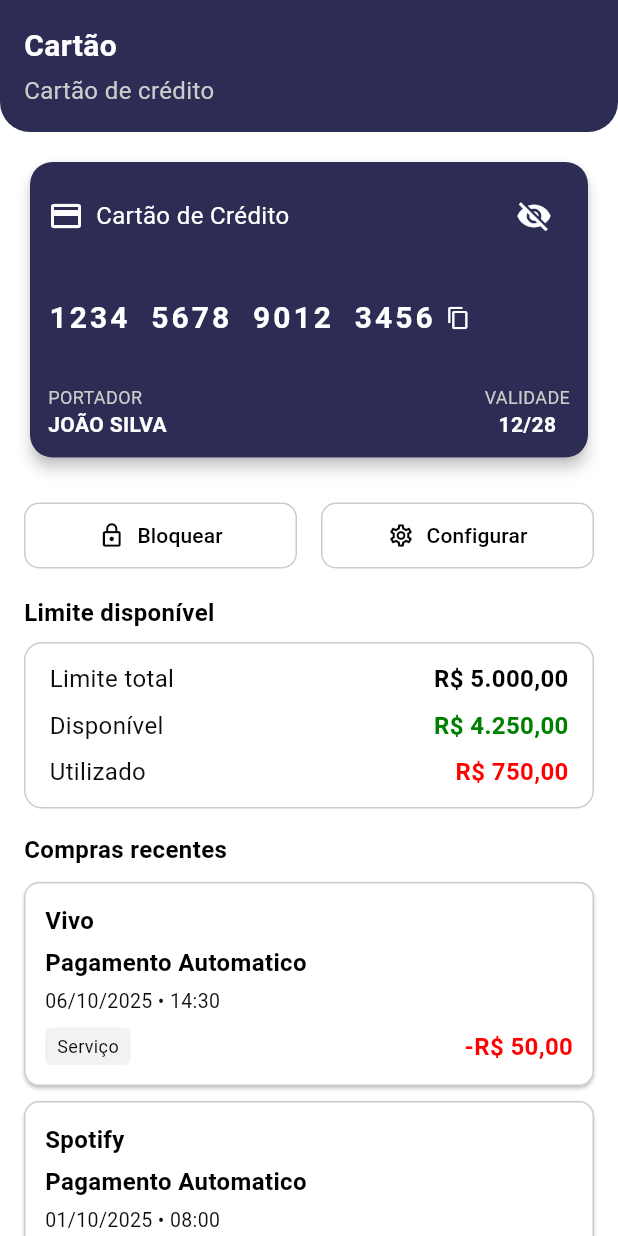
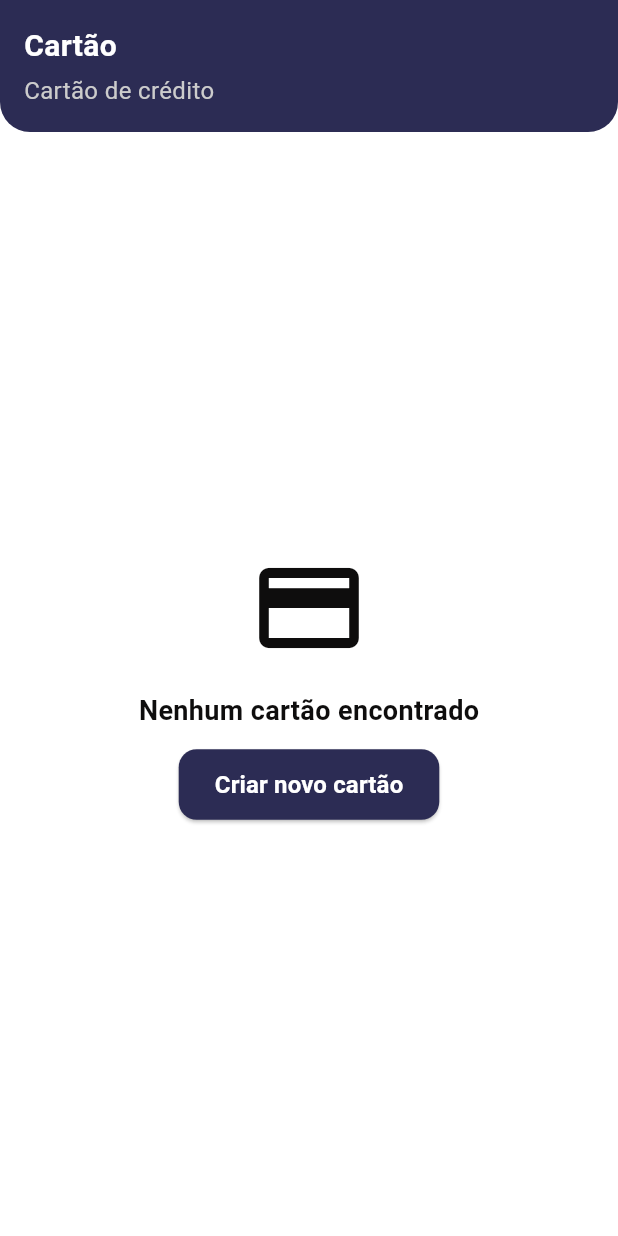
Before and after one commit to usantos/finance_app, a Flutter app: the CreditCardScreen screen opened directly, on a phone screen of 412 x 824 dp. Run offline on Flutter 3.47's test engine with Material 3 defaults, Android fonts, the phone set to English and light mode, and no system bars; our stand-ins replace another_flushbar, dio, get_it, pdf, pinput, qr_flutter and 2 more; missing offline and left inert: skeletons_forked; accounts and stored records are empty.

Commit message:
falta terminar de fazer a criação de cartão

```diff
--- a/lib/data/datasources/transaction_remote_datasource.dart
+++ b/lib/data/datasources/transaction_remote_datasource.dart
@@ -48,4 +48,9 @@ abstract class TransactionRemoteDataSource {
     String transferPassword,
     String userId,
   );
+
+  Future<Map<String, dynamic>> createCreditCard(String accountId, String name, String password, double limit);
+
+  Future<List<Map<String, dynamic>>> getCreditCardByAccountId(String accountId);
+
 }
--- a/lib/domain/repositories/transaction_repository.dart
+++ b/lib/domain/repositories/transaction_repository.dart
@@ -48,4 +48,8 @@ abstract class TransactionRepository {
     String transferPassword,
     String userId,
   );
+
+  Future<Map<String, dynamic>> createCreditCard(String accountId, String name, String password, double limit);
+
+  Future<List<Map<String, dynamic>>> getCreditCardByAccountId(String accountId);
 }
--- a/lib/presentation/screens/credit_card_screen.dart
+++ b/lib/presentation/screens/credit_card_screen.dart
@@ -1,6 +1,9 @@
+import 'package:financial_app/core/injection_container.dart';
 import 'package:financial_app/core/theme/app_colors.dart';
 import 'package:financial_app/core/utils.dart';
+import 'package:financial_app/presentation/viewmodels/transaction_viewmodel.dart';
 import 'package:flutter/material.dart';
+import 'package:provider/provider.dart';
 import 'components/custom_appbar.dart';
 import 'components/transaction_card.dart';
 
@@ -14,12 +17,13 @@ class CreditCardScreen extends StatefulWidget {
 }
 
 class _CreditCardScreenState extends State<CreditCardScreen> {
+  final _transactionViewModel = sl.get<TransactionViewModel>();
   bool _showCardDetails = true;
 
   final List<Transaction> _transactions = [
     Transaction(
       name: 'Vivo',
-      description: 'Pagamento Automatico',
+      description: 'Pagamento Automático',
       date: DateTime(2025, 10, 6),
       time: const TimeOfDay(hour: 14, minute: 30),
       amount: 50.00,
@@ -28,7 +32,7 @@ class _CreditCardScreenState extends State<CreditCardScreen> {
     ),
     Transaction(
       name: 'Spotify',
-      description: 'Pagamento Automatico',
+      description: 'Pagamento Automático',
       date: DateTime(2025, 10, 1),
       time: const TimeOfDay(hour: 8, minute: 0),
       amount: 35.00,
@@ -46,11 +50,22 @@ class _CreditCardScreenState extends State<CreditCardScreen> {
   ];
 
   @override
+  void initState() {
+    super.initState();
+    _transactionViewModel.getCreditCardByAccountId();
+  }
+
+  @override
   Widget build(BuildContext context) {
+    return Consumer<TransactionViewModel>(
+      builder: (context, transactionViewModel, child) {
+        final creditCard = transactionViewModel.creditCard;
+
         return Scaffold(
           backgroundColor: AppColors.white,
           appBar: CustomAppbar(title: widget.title, description: widget.description),
-      body: SingleChildScrollView(
+          body: creditCard.isNotEmpty
+              ? SingleChildScrollView(
             child: Column(
               crossAxisAlignment: CrossAxisAlignment.start,
               children: [
@@ -60,7 +75,10 @@ class _CreditCardScreenState extends State<CreditCardScreen> {
                     elevation: 4,
                     shape: RoundedRectangleBorder(borderRadius: BorderRadius.circular(15)),
                     child: Container(
-                  decoration: BoxDecoration(color: AppColors.primary, borderRadius: BorderRadius.circular(15)),
+                      decoration: BoxDecoration(
+                        color: AppColors.primary,
+                        borderRadius: BorderRadius.circular(15),
+                      ),
                       padding: const EdgeInsets.all(12.0),
                       child: Column(
                         crossAxisAlignment: CrossAxisAlignment.start,
@@ -72,7 +90,10 @@ class _CreditCardScreenState extends State<CreditCardScreen> {
                                 children: [
                                   Icon(Icons.credit_card, color: AppColors.white),
                                   SizedBox(width: 8),
-                              Text('Cartão de Crédito', style: TextStyle(color: AppColors.white, fontSize: 16)),
+                                  Text(
+                                    'Cartão de Crédito',
+                                    style: TextStyle(color: AppColors.white, fontSize: 16),
+                                  ),
                                 ],
                               ),
                               IconButton(
@@ -89,16 +110,26 @@ class _CreditCardScreenState extends State<CreditCardScreen> {
                             ],
                           ),
                           const SizedBox(height: 20),
-
                           TextButton(
                             onPressed: _showCardDetails
-                            ? () => {Utils.copiarTexto(context, '1234 5678 9012 3456', 'Cartão copiado com sucesso')}
+                                ? () {
+                              Utils.copiarTexto(
+                                context,
+                                '1234 5678 9012 3456',
+                                'Cartão copiado com sucesso',
+                              );
+                            }
                                 : null,
-                        style: TextButton.styleFrom(fixedSize: const Size(300, 40), padding: EdgeInsets.zero),
+                            style: TextButton.styleFrom(
+                              fixedSize: const Size(300, 40),
+                              padding: EdgeInsets.zero,
+                            ),
                             child: Row(
                               children: [
                                 Text(
-                              _showCardDetails ? '1234  5678  9012  3456' : '****  ****  ****  3456',
+                                  _showCardDetails
+                                      ? '1234  5678  9012  3456'
+                                      : '****  ****  ****  3456',
                                   style: const TextStyle(
                                     color: AppColors.white,
                                     fontSize: 20,
@@ -107,7 +138,8 @@ class _CreditCardScreenState extends State<CreditCardScreen> {
                                   ),
                                 ),
                                 const SizedBox(width: 8),
-                            _showCardDetails ? Icon(Icons.copy, size: 16, color: AppColors.white) : SizedBox.shrink(),
+                                if (_showCardDetails)
+                                  const Icon(Icons.copy, size: 16, color: AppColors.white),
                               ],
                             ),
                           ),
@@ -117,20 +149,28 @@ class _CreditCardScreenState extends State<CreditCardScreen> {
                             children: [
                               Column(
                                 crossAxisAlignment: CrossAxisAlignment.start,
-                            children: [
+                                children: const [
                                   Text('PORTADOR', style: TextStyle(color: AppColors.grey, fontSize: 12)),
-                              const Text(
+                                  Text(
                                     'JOÃO SILVA',
-                                style: TextStyle(color: AppColors.white, fontSize: 14, fontWeight: FontWeight.bold),
+                                    style: TextStyle(
+                                      color: AppColors.white,
+                                      fontSize: 14,
+                                      fontWeight: FontWeight.bold,
+                                    ),
                                   ),
                                 ],
                               ),
                               Column(
-                            children: [
+                                children: const [
                                   Text('VALIDADE', style: TextStyle(color: AppColors.grey, fontSize: 12)),
-                              const Text(
+                                  Text(
                                     '12/28',
-                                style: TextStyle(color: AppColors.white, fontSize: 14, fontWeight: FontWeight.bold),
+                                    style: TextStyle(
+                                      color: AppColors.white,
+                                      fontSize: 14,
+                                      fontWeight: FontWeight.bold,
+                                    ),
                                   ),
                                 ],
                               ),
@@ -141,7 +181,6 @@ class _CreditCardScreenState extends State<CreditCardScreen> {
                     ),
                   ),
                 ),
-
                 Padding(
                   padding: const EdgeInsets.symmetric(horizontal: 16.0, vertical: 8.0),
                   child: Row(
@@ -182,9 +221,9 @@ class _CreditCardScreenState extends State<CreditCardScreen> {
                   ),
                 ),
                 Padding(
-              padding: const EdgeInsets.only(left: 16.0, right: 16.0),
+                  padding: const EdgeInsets.symmetric(horizontal: 16.0),
                   child: Container(
-                padding: const EdgeInsets.only(top: 8.0, bottom: 8.0, left: 16.0, right: 16.0),
+                    padding: const EdgeInsets.all(16.0),
                     decoration: BoxDecoration(
                       borderRadius: BorderRadius.circular(12),
                       border: Border.all(color: AppColors.grey),
@@ -199,7 +238,6 @@ class _CreditCardScreenState extends State<CreditCardScreen> {
                     ),
                   ),
                 ),
-
                 Padding(
                   padding: const EdgeInsets.all(16.0),
                   child: Column(
@@ -209,7 +247,7 @@ class _CreditCardScreenState extends State<CreditCardScreen> {
                         'Compras recentes',
                         style: TextStyle(fontSize: 16, fontWeight: FontWeight.bold, color: AppColors.black),
                       ),
-                  SizedBox(height: 10),
+                      const SizedBox(height: 10),
                       ListView.builder(
                         padding: EdgeInsets.zero,
                         shrinkWrap: true,
@@ -224,7 +262,37 @@ class _CreditCardScreenState extends State<CreditCardScreen> {
                 ),
               ],
             ),
+          )
+              : Center(
+            child: Column(
+              mainAxisAlignment: MainAxisAlignment.center,
+              children: [
+                const Icon(Icons.credit_card_outlined, size: 80, color: AppColors.blackText),
+                const SizedBox(height: 16),
+                const Text(
+                  'Nenhum cartão encontrado',
+                  style: TextStyle(fontSize: 18, fontWeight: FontWeight.w600, color: AppColors.blackText),
                 ),
+                const SizedBox(height: 12),
+                ElevatedButton(
+                  onPressed: () {
+
+                  },
+                  style: ElevatedButton.styleFrom(
+                    backgroundColor: AppColors.primary,
+                    padding: const EdgeInsets.symmetric(horizontal: 24, vertical: 12),
+                    shape: RoundedRectangleBorder(borderRadius: BorderRadius.circular(12)),
+                  ),
+                  child: const Text(
+                    'Criar novo cartão',
+                    style: TextStyle(color: AppColors.white, fontSize: 16, fontWeight: FontWeight.bold),
+                  ),
+                ),
+              ],
+            ),
+          ),
+        );
+      },
     );
   }
 
```
Also changed, not shown: lib/data/datasources/transaction_remote_datasource_impl.dart (+12 -0 lines), lib/data/repositories/impl/transaction_repository_impl.dart (+11 -0 lines), lib/domain/usecases/transfer_usecase.dart (+10 -0 lines), lib/presentation/screens/bottom_sheet_create_credit_card.dart (added, +236 -0 lines), lib/presentation/viewmodels/transaction_viewmodel.dart (+43 -0 lines), lib/services/real_api.dart (+33 -32 lines). Lines whose indentation alone changed are shown as unchanged.
